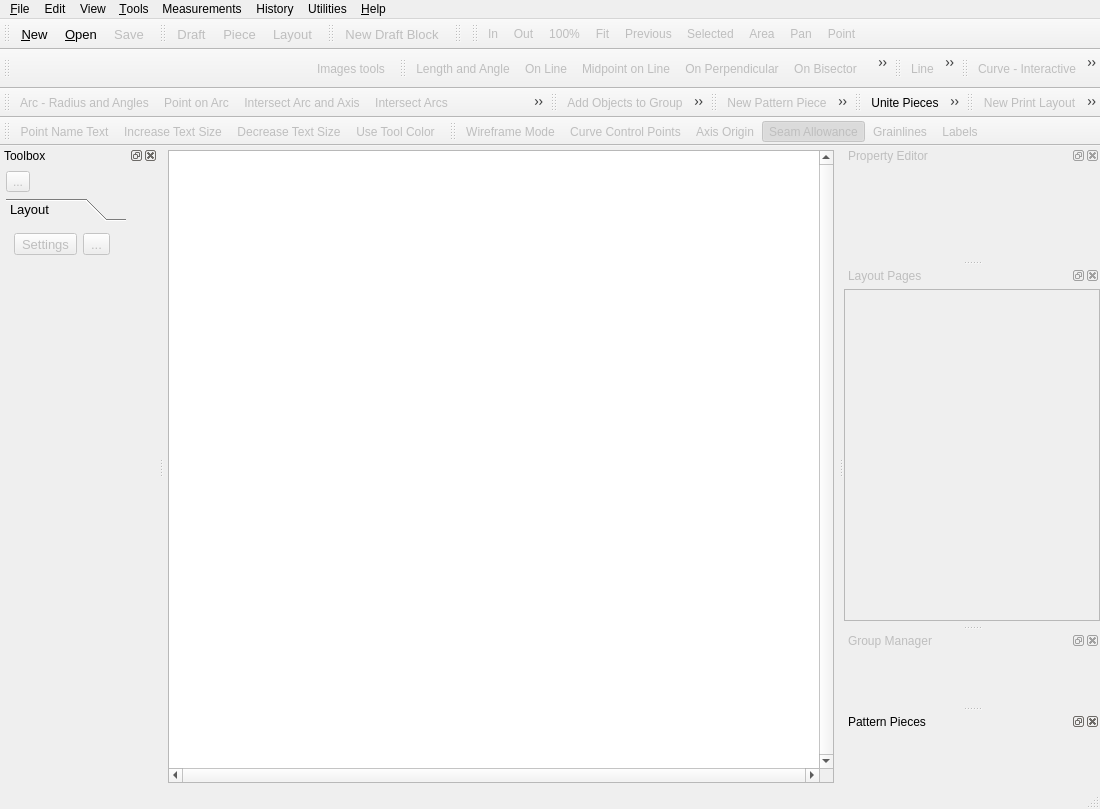
Before: the Qt Designer form src/app/seamly2d/mainwindow.ui in seamly/Seamly2D, drawn with Qt 5.
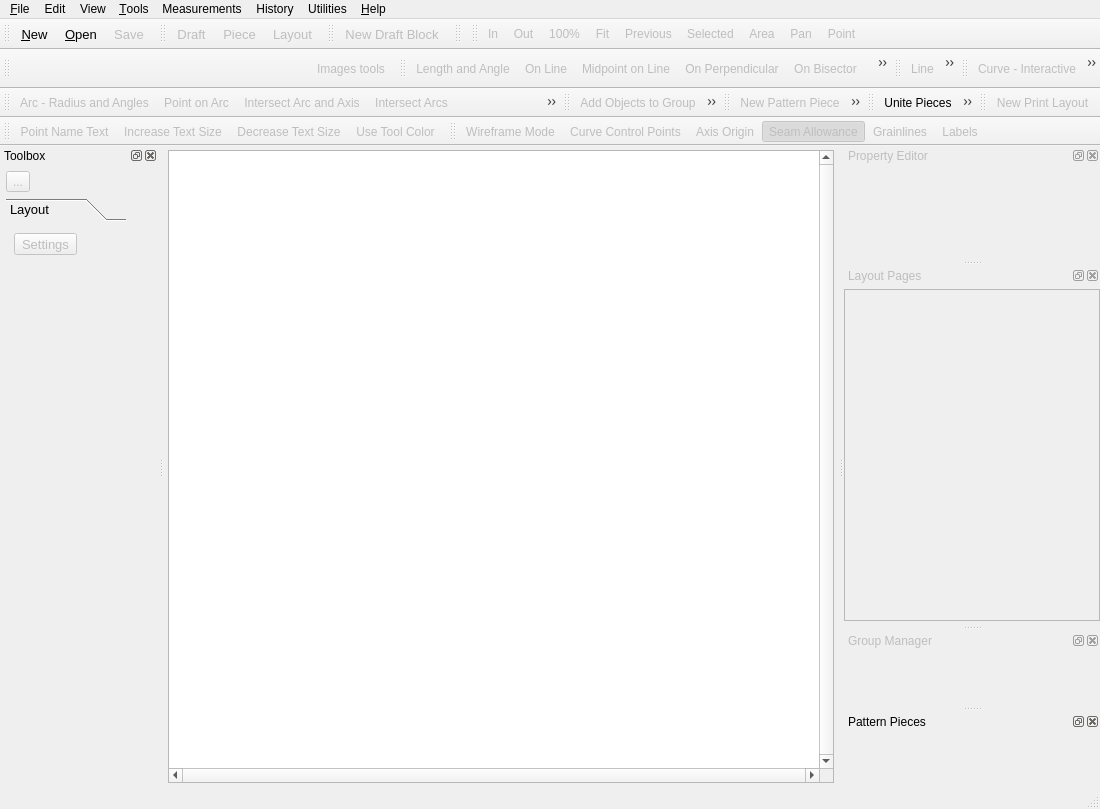
After: the same form once the commit is applied. The open tabs and pages were chosen to show the change. Icons and pictures are not drawn. Custom widgets are drawn as their Qt base class.

Commit message: remove: retire GUI Export Layout, keep File > Export As and CLI export

Diff of the .ui file:
```diff
--- a/src/app/seamly2d/mainwindow.ui
+++ b/src/app/seamly2d/mainwindow.ui
@@ -759,7 +759,6 @@
     <bool>false</bool>
    </attribute>
    <addaction name="newPrintLayout_Action"/>
-   <addaction name="exportLayout_Action"/>
   </widget>
   <widget class="QToolBar" name="pointName_ToolBar">
    <property name="enabled">
@@ -2575,32 +2574,6 @@
                </property>
               </widget>
              </item>
-             <item row="0" column="1">
-              <widget class="QToolButton" name="exportLayout_ToolButton">
-               <property name="enabled">
-                <bool>false</bool>
-               </property>
-               <property name="toolTip">
-                <string>Export Layout (E, L)</string>
-               </property>
-               <property name="text">
-                <string notr="true">...</string>
-               </property>
-               <property name="icon">
-                <iconset resource="share/resources/toolicon.qrc">
-                 <normaloff>:/toolicon/32x32/export.png</normaloff>:/toolicon/32x32/export.png</iconset>
-               </property>
-               <property name="iconSize">
-                <size>
-                 <width>32</width>
-                 <height>32</height>
-                </size>
-               </property>
-               <property name="checkable">
-                <bool>true</bool>
-               </property>
-              </widget>
-             </item>
             </layout>
            </widget>
           </widget>
@@ -4358,24 +4331,6 @@
     <string notr="true">N, L</string>
    </property>
   </action>
-  <action name="exportLayout_Action">
-   <property name="enabled">
-    <bool>false</bool>
-   </property>
-   <property name="icon">
-    <iconset resource="share/resources/toolicon.qrc">
-     <normaloff>:/toolicon/32x32/export.png</normaloff>:/toolicon/32x32/export.png</iconset>
-   </property>
-   <property name="text">
-    <string>Export Layout</string>
-   </property>
-   <property name="toolTip">
-    <string>Export Layout (E, L)</string>
-   </property>
-   <property name="shortcut">
-    <string notr="true">E, L</string>
-   </property>
-  </action>
   <action name="anchorPoint_Action">
    <property name="enabled">
     <bool>false</bool>
```
Left out of the diff: 1 changed line with no effect on the pictures. The commit also changes 3 other files.
